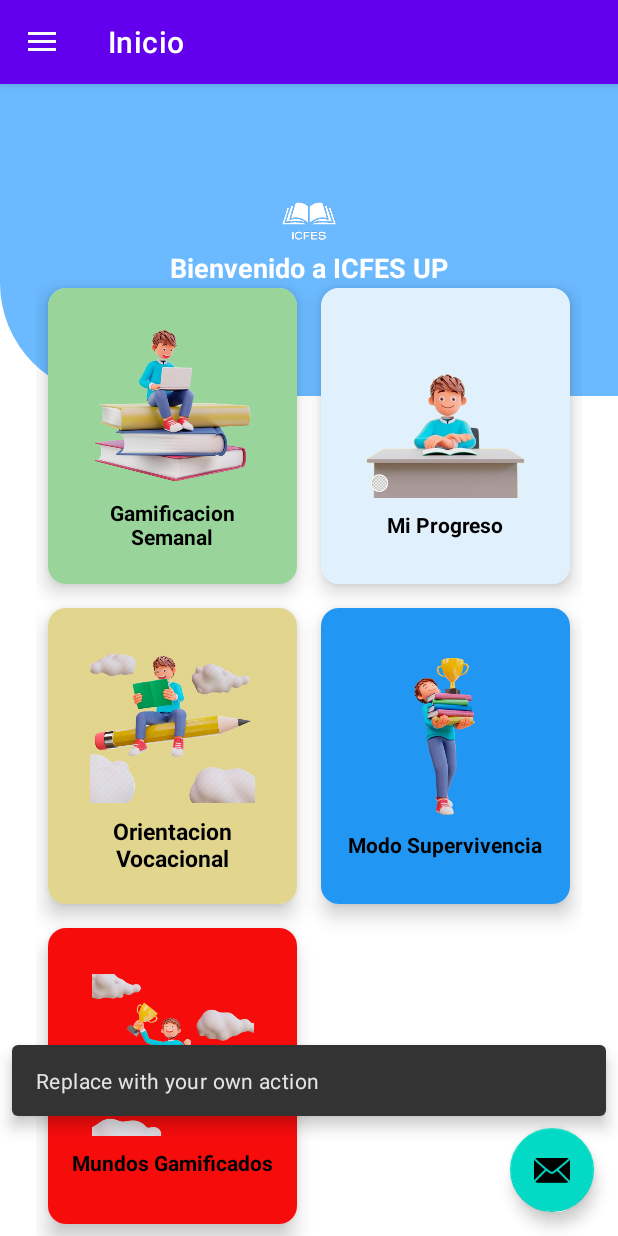
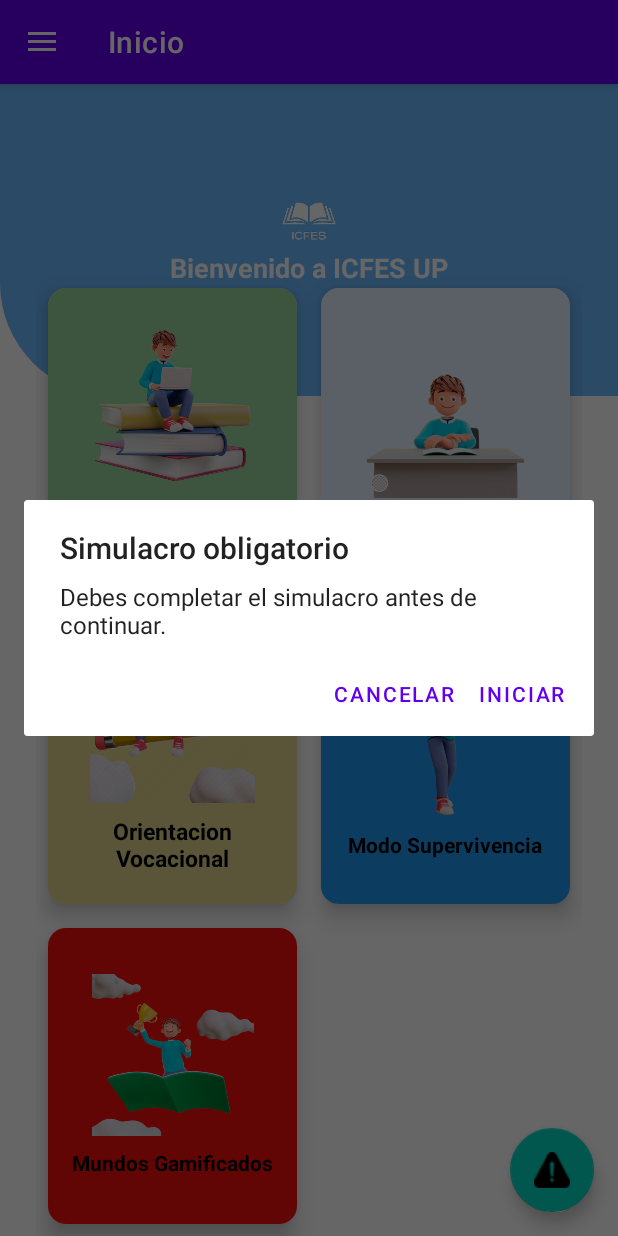
Before and after one commit to Bryanhurtado0006/ICFESUP, an Android app: the MainActivity screen opened directly, with no data from a screen before it, after a tap on an icon or button, on a phone screen of 412 x 824 dp. Run offline under Robolectric (Android 15) with nearby library versions, the phone set to English and light mode, and no system bars; our stand-ins replace navigation-ui.

Commit message:
Agrega la funcionalidad del simulacro

```diff
--- a/app/src/main/AndroidManifest.xml
+++ b/app/src/main/AndroidManifest.xml
@@ -31,6 +31,7 @@
         <activity android:name=".Gamificacion_LUIS.Ruleta_LUIS"/>
 
 
+        <activity android:name=".SimulacroActivity" />
 
         <activity
             android:name=".logueo.Sobre_Nosotros"
--- a/app/src/main/java/com/example/icfes_up/MainActivity.java
+++ b/app/src/main/java/com/example/icfes_up/MainActivity.java
@@ -1,18 +1,21 @@
 package com.example.icfes_up;
 
+import android.content.DialogInterface;
+import android.content.Intent;
 import android.os.Bundle;
-import android.view.View;
 import android.view.Menu;
 
-import com.google.android.material.snackbar.Snackbar;
+import com.example.icfes_up.ui.home.SimulacroActivity;
+import com.google.android.material.floatingactionbutton.FloatingActionButton;
 import com.google.android.material.navigation.NavigationView;
 
+import androidx.appcompat.app.AlertDialog;
+import androidx.appcompat.app.AppCompatActivity;
+import androidx.drawerlayout.widget.DrawerLayout;
 import androidx.navigation.NavController;
 import androidx.navigation.Navigation;
 import androidx.navigation.ui.AppBarConfiguration;
 import androidx.navigation.ui.NavigationUI;
-import androidx.drawerlayout.widget.DrawerLayout;
-import androidx.appcompat.app.AppCompatActivity;
 
 import com.example.icfes_up.databinding.ActivityMainBinding;
 
@@ -25,34 +28,51 @@
     protected void onCreate(Bundle savedInstanceState) {
         super.onCreate(savedInstanceState);
 
+        // Inflamos el layout con ViewBinding
         binding = ActivityMainBinding.inflate(getLayoutInflater());
         setContentView(binding.getRoot());
 
+        // Toolbar
         setSupportActionBar(binding.appBarMain.toolbar);
-        binding.appBarMain.fab.setOnClickListener(new View.OnClickListener() {
-            @Override
-            public void onClick(View view) {
-                Snackbar.make(view, "Replace with your own action", Snackbar.LENGTH_LONG)
-                        .setAction("Action", null)
-                        .setAnchorView(R.id.fab).show();
-            }
-        });
+
+        // Configuración del botón flotante
+        binding.appBarMain.fab.setOnClickListener(view -> mostrarAlertaSimulacro());
+
+        // Configuración del DrawerLayout y Navigation
         DrawerLayout drawer = binding.drawerLayout;
         NavigationView navigationView = binding.navView;
-        // Passing each menu ID as a set of Ids because each
-        // menu should be considered as top level destinations.
         mAppBarConfiguration = new AppBarConfiguration.Builder(
                 R.id.nav_home, R.id.nav_library, R.id.nav_configuracion)
                 .setOpenableLayout(drawer)
                 .build();
+
         NavController navController = Navigation.findNavController(this, R.id.nav_host_fragment_content_main);
         NavigationUI.setupActionBarWithNavController(this, navController, mAppBarConfiguration);
         NavigationUI.setupWithNavController(navigationView, navController);
     }
 
+    private void mostrarAlertaSimulacro() {
+        AlertDialog.Builder builder = new AlertDialog.Builder(this);
+        builder.setTitle("Simulacro obligatorio");
+        builder.setMessage("Debes completar el simulacro antes de continuar.");
+        builder.setCancelable(false); // No permite cerrar tocando fuera
+
+        builder.setPositiveButton("Iniciar", new DialogInterface.OnClickListener() {
+            @Override
+            public void onClick(DialogInterface dialog, int which) {
+                Intent intent = new Intent(MainActivity.this, SimulacroActivity.class);
+                startActivity(intent);
+            }
+        });
+
+        builder.setNegativeButton("Cancelar", (dialog, which) -> dialog.dismiss());
+
+        AlertDialog dialog = builder.create();
+        dialog.show();
+    }
+
     @Override
     public boolean onCreateOptionsMenu(Menu menu) {
-        // Inflate the menu; this adds items to the action bar if it is present.
         getMenuInflater().inflate(R.menu.main, menu);
         return true;
     }
--- a/app/src/main/res/layout/activity_main.xml
+++ b/app/src/main/res/layout/activity_main.xml
@@ -19,6 +19,7 @@
         android:layout_width="wrap_content"
         android:layout_height="match_parent"
         android:layout_gravity="start"
+        android:backgroundTint="@color/mi_color_rojo"
         android:fitsSystemWindows="true"
         app:headerLayout="@layout/nav_header_main"
         app:menu="@menu/activity_main_drawer" />
--- a/app/src/main/res/layout/app_bar_main.xml
+++ b/app/src/main/res/layout/app_bar_main.xml
@@ -30,6 +30,6 @@
         android:layout_gravity="bottom|end"
         android:layout_marginEnd="@dimen/fab_margin"
         android:layout_marginBottom="16dp"
-        app:srcCompat="@android:drawable/ic_dialog_email" />
+        android:src="@drawable/alerttt" />
 
 </androidx.coordinatorlayout.widget.CoordinatorLayout>
--- a/app/src/main/res/values/colors.xml
+++ b/app/src/main/res/values/colors.xml
@@ -38,4 +38,7 @@
     <color name="amarillo_neon">#000000</color>
     <color name="cian_brillantee">#CB64BC88</color>
 
+    <color name="mi_color_rojo">#E40808</color>
+
+
 </resources>
```
Also changed, not shown: app/src/main/java/com/example/icfes_up/ui/home/SimulacroActivity.java (added, +14 -0 lines), app/src/main/res/layout/activity_simulacro.xml (added, +23 -0 lines), app/src/main/res/drawable/alerttt.png (added).
